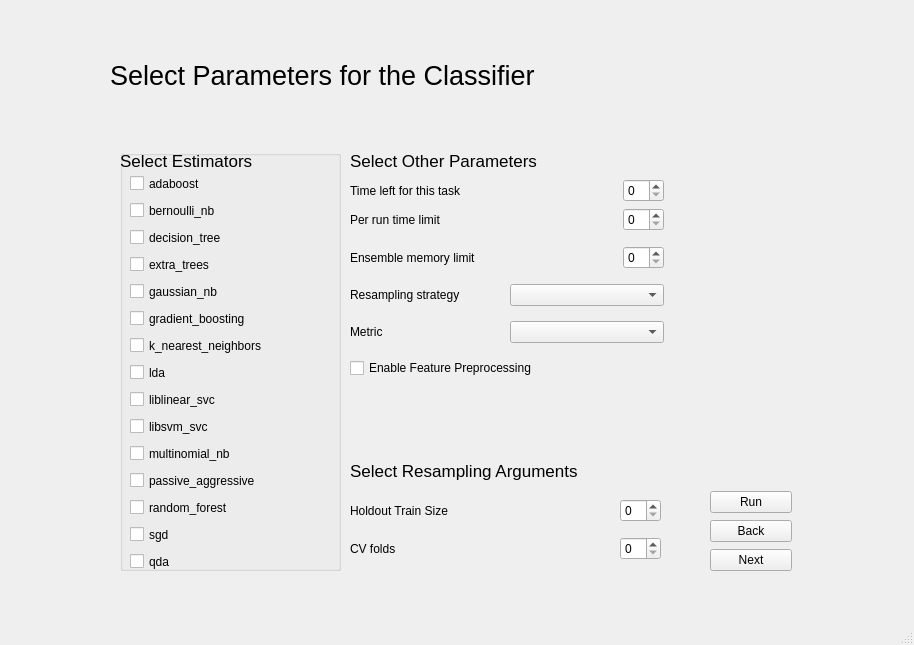
First picture: the form in guiv1.ui, repository ggrkp/projectv1, before the edit.
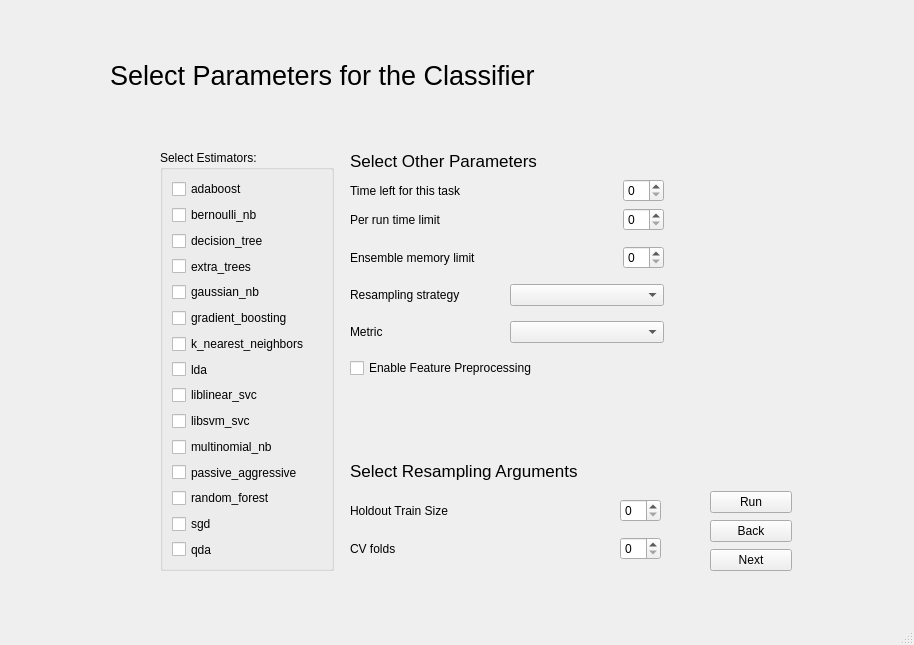
Second picture: the form after the edit.

What changed in the file:
```diff
--- a/guiv1.ui
+++ b/guiv1.ui
@@ -306,230 +306,124 @@
      <widget class="QGroupBox" name="groupBox">
       <property name="geometry">
        <rect>
-        <x>10</x>
+        <x>50</x>
         <y>100</y>
-        <width>221</width>
+        <width>174</width>
         <height>421</height>
        </rect>
       </property>
       <property name="title">
-       <string/>
+       <string>Select Estimators: </string>
       </property>
-      <widget class="QCheckBox" name="dtreeBox">
-       <property name="geometry">
-        <rect>
-         <x>10</x>
-         <y>77</y>
-         <width>105</width>
-         <height>21</height>
-        </rect>
-       </property>
-       <property name="text">
-        <string>decision_tree</string>
-       </property>
-      </widget>
-      <widget class="QCheckBox" name="ldaBox">
-       <property name="geometry">
-        <rect>
-         <x>10</x>
-         <y>212</y>
-         <width>44</width>
-         <height>21</height>
-        </rect>
-       </property>
-       <property name="text">
-        <string>lda</string>
-       </property>
-      </widget>
-      <widget class="QCheckBox" name="gradientBox">
-       <property name="geometry">
-        <rect>
-         <x>10</x>
-         <y>158</y>
-         <width>134</width>
-         <height>21</height>
-        </rect>
-       </property>
-       <property name="text">
-        <string>gradient_boosting</string>
-       </property>
-      </widget>
-      <widget class="QCheckBox" name="multinbBox">
-       <property name="geometry">
-        <rect>
-         <x>10</x>
-         <y>293</y>
-         <width>118</width>
-         <height>21</height>
-        </rect>
-       </property>
-       <property name="text">
-        <string>multinomial_nb</string>
-       </property>
-      </widget>
-      <widget class="QCheckBox" name="adaBox">
-       <property name="geometry">
-        <rect>
-         <x>10</x>
-         <y>23</y>
-         <width>81</width>
-         <height>21</height>
-        </rect>
-       </property>
-       <property name="text">
-        <string>adaboost</string>
-       </property>
-      </widget>
-      <widget class="QCheckBox" name="qdaBox">
-       <property name="geometry">
-        <rect>
-         <x>10</x>
-         <y>401</y>
-         <width>48</width>
-         <height>21</height>
-        </rect>
-       </property>
-       <property name="text">
-        <string>qda</string>
-       </property>
-      </widget>
-      <widget class="QCheckBox" name="pasagrBox">
-       <property name="geometry">
-        <rect>
-         <x>10</x>
-         <y>320</y>
-         <width>142</width>
-         <height>21</height>
-        </rect>
-       </property>
-       <property name="text">
-        <string>passive_aggressive</string>
-       </property>
-      </widget>
-      <widget class="QCheckBox" name="gaussianBox">
-       <property name="geometry">
-        <rect>
-         <x>10</x>
-         <y>131</y>
-         <width>100</width>
-         <height>21</height>
-        </rect>
-       </property>
-       <property name="text">
-        <string>gaussian_nb</string>
-       </property>
-      </widget>
-      <widget class="QCheckBox" name="liblinearBox">
-       <property name="geometry">
-        <rect>
-         <x>10</x>
-         <y>239</y>
-         <width>100</width>
-         <height>21</height>
-        </rect>
-       </property>
-       <property name="text">
-        <string>liblinear_svc</string>
-       </property>
-      </widget>
-      <widget class="QCheckBox" name="libsvmBox">
-       <property name="geometry">
-        <rect>
-         <x>10</x>
-         <y>266</y>
-         <width>91</width>
-         <height>21</height>
-        </rect>
-       </property>
-       <property name="text">
-        <string>libsvm_svc</string>
-       </property>
-      </widget>
-      <widget class="QCheckBox" name="rforoestBox">
-       <property name="geometry">
-        <rect>
-         <x>10</x>
-         <y>347</y>
-         <width>113</width>
-         <height>21</height>
-        </rect>
-       </property>
-       <property name="text">
-        <string>random_forest</string>
-       </property>
-      </widget>
-      <widget class="QCheckBox" name="sgdBox">
-       <property name="geometry">
-        <rect>
-         <x>10</x>
-         <y>374</y>
-         <width>47</width>
-         <height>21</height>
-        </rect>
-       </property>
-       <property name="text">
-        <string>sgd</string>
-       </property>
-      </widget>
-      <widget class="QCheckBox" name="extratreeBox">
-       <property name="geometry">
-        <rect>
-         <x>10</x>
-         <y>104</y>
-         <width>94</width>
-         <height>21</height>
-        </rect>
-       </property>
-       <property name="text">
-        <string>extra_trees</string>
-       </property>
-      </widget>
-      <widget class="QCheckBox" name="knnBox">
-       <property name="geometry">
-        <rect>
-         <x>10</x>
-         <y>185</y>
-         <width>150</width>
-         <height>21</height>
-        </rect>
-       </property>
-       <property name="text">
-        <string>k_nearest_neighbors</string>
-       </property>
-      </widget>
-      <widget class="QCheckBox" name="bernoulliBox">
-       <property name="geometry">
-        <rect>
-         <x>10</x>
-         <y>50</y>
-         <width>99</width>
-         <height>21</height>
-        </rect>
-       </property>
-       <property name="text">
-        <string>bernoulli_nb</string>
-       </property>
-      </widget>
-      <widget class="QLabel" name="label_17">
-       <property name="geometry">
-        <rect>
-         <x>0</x>
-         <y>0</y>
-         <width>221</width>
-         <height>21</height>
-        </rect>
-       </property>
-       <property name="font">
-        <font>
-         <pointsize>13</pointsize>
-        </font>
-       </property>
-       <property name="text">
-        <string>Select Estimators</string>
-       </property>
-      </widget>
+      <layout class="QGridLayout" name="gridLayout_2">
+       <item row="3" column="0">
+        <widget class="QCheckBox" name="extratreeBox">
+         <property name="text">
+          <string>extra_trees</string>
+         </property>
+        </widget>
+       </item>
+       <item row="12" column="0">
+        <widget class="QCheckBox" name="rforoestBox">
+         <property name="text">
+          <string>random_forest</string>
+         </property>
+        </widget>
+       </item>
+       <item row="14" column="0">
+        <widget class="QCheckBox" name="qdaBox">
+         <property name="text">
+          <string>qda</string>
+         </property>
+        </widget>
+       </item>
+       <item row="11" column="0">
+        <widget class="QCheckBox" name="pasagrBox">
+         <property name="text">
+          <string>passive_aggressive</string>
+         </property>
+        </widget>
+       </item>
+       <item row="1" column="0">
+        <widget class="QCheckBox" name="bernoulliBox">
+         <property name="text">
+          <string>bernoulli_nb</string>
+         </property>
+        </widget>
+       </item>
+       <item row="10" column="0">
+        <widget class="QCheckBox" name="multinbBox">
+         <property name="text">
+          <string>multinomial_nb</string>
+         </property>
+        </widget>
+       </item>
+       <item row="7" column="0">
+        <widget class="QCheckBox" name="ldaBox">
+         <property name="text">
+          <string>lda</string>
+         </property>
+        </widget>
+       </item>
+       <item row="4" column="0">
+        <widget class="QCheckBox" name="gaussianBox">
+         <property name="text">
+          <string>gaussian_nb</string>
+         </property>
+        </widget>
+       </item>
+       <item row="0" column="0">
+        <widget class="QCheckBox" name="adaBox">
+         <property name="text">
+          <string>adaboost</string>
+         </property>
+        </widget>
+       </item>
+       <item row="8" column="0">
+        <widget class="QCheckBox" name="liblinearBox">
+         <property name="text">
+          <string>liblinear_svc</string>
+         </property>
+        </widget>
+       </item>
+       <item row="9" column="0">
+        <widget class="QCheckBox" name="libsvmBox">
+         <property name="text">
+          <string>libsvm_svc</string>
+         </property>
+        </widget>
+       </item>
+       <item row="6" column="0">
+        <widget class="QCheckBox" name="knnBox">
+         <property name="text">
+          <string>k_nearest_neighbors</string>
+         </property>
+        </widget>
+       </item>
+       <item row="5" column="0">
+        <widget class="QCheckBox" name="gradientBox">
+         <property name="text">
+          <string>gradient_boosting</string>
+         </property>
+        </widget>
+       </item>
+       <item row="13" column="0">
+        <widget class="QCheckBox" name="sgdBox">
+         <property name="text">
+          <string>sgd</string>
+         </property>
+        </widget>
+       </item>
+       <item row="2" column="0">
+        <widget class="QCheckBox" name="dtreeBox">
+         <property name="text">
+          <string>decision_tree</string>
+         </property>
+        </widget>
+       </item>
+      </layout>
      </widget>
-     <widget class="QWidget" name="">
+     <widget class="QWidget" name="layoutWidget">
       <property name="geometry">
        <rect>
         <x>240</x>
@@ -648,7 +542,7 @@
        </item>
       </layout>
      </widget>
-     <widget class="QWidget" name="">
+     <widget class="QWidget" name="layoutWidget">
       <property name="geometry">
        <rect>
         <x>240</x>
@@ -714,7 +608,7 @@
        </item>
       </layout>
      </widget>
-     <widget class="QWidget" name="">
+     <widget class="QWidget" name="layoutWidget">
       <property name="geometry">
        <rect>
         <x>600</x>
```
Left out of the diff: 278 changed lines with no effect on the pictures.
